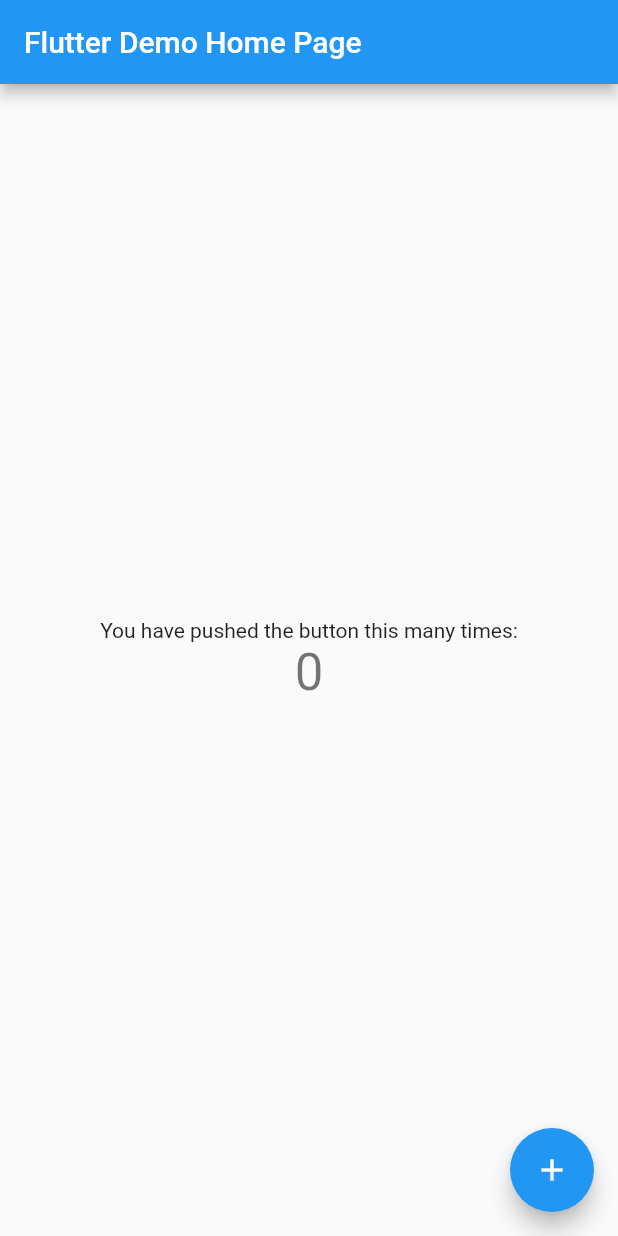
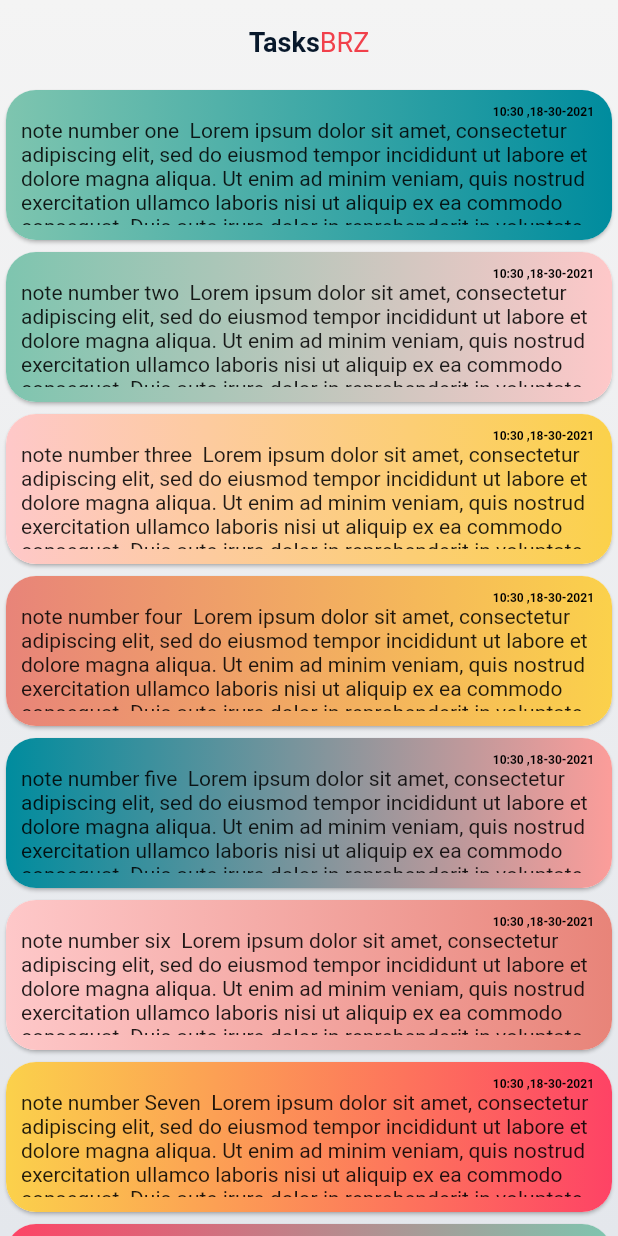
Before and after one commit to Nassim-sadi/tasks_brz, a Flutter app: the screen it shows after launch, on a phone screen of 412 x 824 dp. Run offline on Flutter 3.47's test engine with Material 2 defaults, Android fonts, the phone set to English and light mode, and no system bars; our stand-ins replace google_fonts.

Commit message:
Cards witFixed size

```diff
--- a/lib/main.dart
+++ b/lib/main.dart
@@ -1,4 +1,13 @@
+import 'dart:math';
+
+import 'package:flutter/cupertino.dart';
 import 'package:flutter/material.dart';
+import 'package:flutter/rendering.dart';
+import 'package:flutter/services.dart';
+import 'package:flutter/widgets.dart';
+import 'package:google_fonts/google_fonts.dart';
+import 'package:tasks_brz/models/noteModel.dart';
+import 'package:intl/intl.dart';
 
 void main() {
   runApp(const MyApp());
@@ -11,81 +20,138 @@
   @override
   Widget build(BuildContext context) {
     return MaterialApp(
+      debugShowCheckedModeBanner: false,
       title: 'Flutter Demo',
       theme: ThemeData(
-        // This is the theme of your application.
-        //
-        // Try running your application with "flutter run". You'll see the
-        // application has a blue toolbar. Then, without quitting the app, try
-        // changing the primarySwatch below to Colors.green and then invoke
-        // "hot reload" (press "r" in the console where you ran "flutter run",
-        // or simply save your changes to "hot reload" in a Flutter IDE).
-        // Notice that the counter didn't reset back to zero; the application
-        // is not restarted.
-        primarySwatch: Colors.blue,
+        primarySwatch: Colors.red,
+        textTheme: GoogleFonts.balsamiqSansTextTheme(Theme.of(context).textTheme),
       ),
-      home: const MyHomePage(title: 'Flutter Demo Home Page'),
+      home: const MyHomePage(),
     );
   }
 }
 
 class MyHomePage extends StatefulWidget {
-  const MyHomePage({Key? key, required this.title}) : super(key: key);
-
-  // This widget is the home page of your application. It is stateful, meaning
-  // that it has a State object (defined below) that contains fields that affect
-  // how it looks.
-
-  // This class is the configuration for the state. It holds the values (in this
-  // case the title) provided by the parent (in this case the App widget) and
-  // used by the build method of the State. Fields in a Widget subclass are
-  // always marked "final".
-
-  final String title;
+  const MyHomePage({Key? key}) : super(key: key);
 
   @override
   State<MyHomePage> createState() => _MyHomePageState();
 }
 
 class _MyHomePageState extends State<MyHomePage> {
-  int _counter = 0;
-
-  void _incrementCounter() {
-    setState(() {
-      // This call to setState tells the Flutter framework that something has
-      // changed in this State, which causes it to rerun the build method below
-      // so that the display can reflect the updated values. If we changed
-      // _counter without calling setState(), then the build method would not be
-      // called again, and so nothing would appear to happen.
-      _counter--;
-    });
+  List<Color> cardColors = const [
+    Color(0xfffe4365),
+    Color(0xfff1404b),
+    Color(0xfffbd14b),
+    Color(0xfffc9d9a),
+    Color(0xff008c9e),
+    Color(0xff7ec5af),
+    Color(0xfffec8c9),
+    Color(0xffe88479),
+  ];
+  Random ran = Random();
+  List<NoteModel> notes = [
+    NoteModel('note number one ', DateTime.now()),
+    NoteModel('note number two ', DateTime.now()),
+    NoteModel('note number three ', DateTime.now()),
+    NoteModel('note number four ', DateTime.now()),
+    NoteModel('note number five ', DateTime.now()),
+    NoteModel('note number six ', DateTime.now()),
+    NoteModel('note number Seven ', DateTime.now()),
+    NoteModel('note number Eight ', DateTime.now()),
+    NoteModel('note number Nine ', DateTime.now()),
+    NoteModel('note number Ten ', DateTime.now()),
+    NoteModel('note number eleven ', DateTime.now()),
+    NoteModel('note number twelve ', DateTime.now()),
+    NoteModel('note number therteen ', DateTime.now()),
+    NoteModel('note number fourteen ', DateTime.now()),
+    NoteModel('note number fivteen ', DateTime.now()),
+  ];
+  @override
+  Widget build(BuildContext context) {
+    return Container(
+      decoration: const BoxDecoration(
+        gradient: LinearGradient(
+          begin: Alignment.topCenter,
+          end: Alignment.bottomCenter,
+          colors: [Color(0xfff4f4f4), Color(0xffe4e7ec)],
+        ),
+      ),
+      child: Scaffold(
+        backgroundColor: Colors.transparent,
+        appBar: myCustomAppBar(),
+        body: ListView.builder(
+          itemBuilder: (context, index) {
+            return noteCard(notes[index]);
+          },
+          itemCount: notes.length,
+        ),
+      ),
+    );
   }
 
-  @override
-  Widget build(BuildContext context) {
-    return Scaffold(
-      appBar: AppBar(
-        title: Text(widget.title),
+  Widget noteCard(NoteModel note) {
+    return Card(
+      shape: RoundedRectangleBorder(borderRadius: BorderRadius.circular(20)),
+      child: Container(
+        padding: const EdgeInsets.all(10),
+        decoration: BoxDecoration(
+            borderRadius: BorderRadius.circular(20),
+            gradient: LinearGradient(
+              begin: Alignment.centerRight,
+              end: Alignment.centerLeft,
+              // colors: [Color(0xff526584), Color(0xff1122ff)],
+              colors: [
+                cardColors[ran.nextInt(cardColors.length)],
+                cardColors[ran.nextInt(cardColors.length)],
+              ],
+            )),
+        height: 100,
+        width: double.infinity,
+        child: Column(children: [
+          Align(
+            alignment: Alignment.centerRight,
+            child: Text(
+              DateFormat('KK:mm ,dd-mm-yyyy ').format(note.time),
+              style: const TextStyle(fontWeight: FontWeight.bold, fontSize: 8, color: Colors.black),
+            ),
+          ),
+          Flexible(
+              flex: 1,
+              fit: FlexFit.tight,
+              child: Text(note.content +
+                  " Lorem ipsum dolor sit amet, consectetur adipiscing elit, sed do eiusmod tempor incididunt ut labore et dolore magna aliqua. Ut enim ad minim veniam, quis nostrud exercitation ullamco laboris nisi ut aliquip ex ea commodo consequat. Duis aute irure dolor in reprehenderit in voluptate velit esse cillum dolore eu fugiat nulla pariatur. Excepteur sint occaecat cupidatat non proident, sunt in culpa qui officia deserunt mollit anim id est laborum. ")),
+        ]),
       ),
-      body: Center(
-        child: Column(
-          mainAxisAlignment: MainAxisAlignment.center,
-          children: <Widget>[
-            const Text(
-              'You have pushed the button this many times:',
-            ),
-            Text(
-              '$_counter',
-              style: Theme.of(context).textTheme.headline4,
-            ),
-          ],
-        ),
+    );
+  }
+
+  myCustomAppBar() {
+    return AppBar(
+      systemOverlayStyle: const SystemUiOverlayStyle(statusBarColor: Colors.transparent),
+      elevation: 0,
+      backgroundColor: Colors.transparent,
+      centerTitle: true,
+      title: RichText(
+        text: TextSpan(children: [
+          TextSpan(
+              text: 'Tasks',
+              style: GoogleFonts.balsamiqSans(
+                  textStyle: const TextStyle(
+                color: Color(0xff08182b),
+                fontWeight: FontWeight.bold,
+                fontSize: 18,
+              ))),
+          TextSpan(
+              text: 'BRZ',
+              style: GoogleFonts.balsamiqSans(
+                  textStyle: const TextStyle(
+                color: Color(0xfff1404b),
+                fontWeight: FontWeight.normal,
+                fontSize: 18,
+              ))),
+        ]),
       ),
-      floatingActionButton: FloatingActionButton(
-        onPressed: _incrementCounter,
-        tooltip: 'Decremenet',
-        child: const Icon(Icons.add),
-      ), // This trailing comma makes auto-formatting nicer for build methods.
     );
   }
 }
--- /dev/null
+++ b/lib/models/noteModel.dart
@@ -0,0 +1,5 @@
+class NoteModel {
+  String content;
+  DateTime time;
+  NoteModel(this.content, this.time);
+}
```
Also changed, not shown: pubspec.yaml (+5 -19 lines), pubspec.lock.
